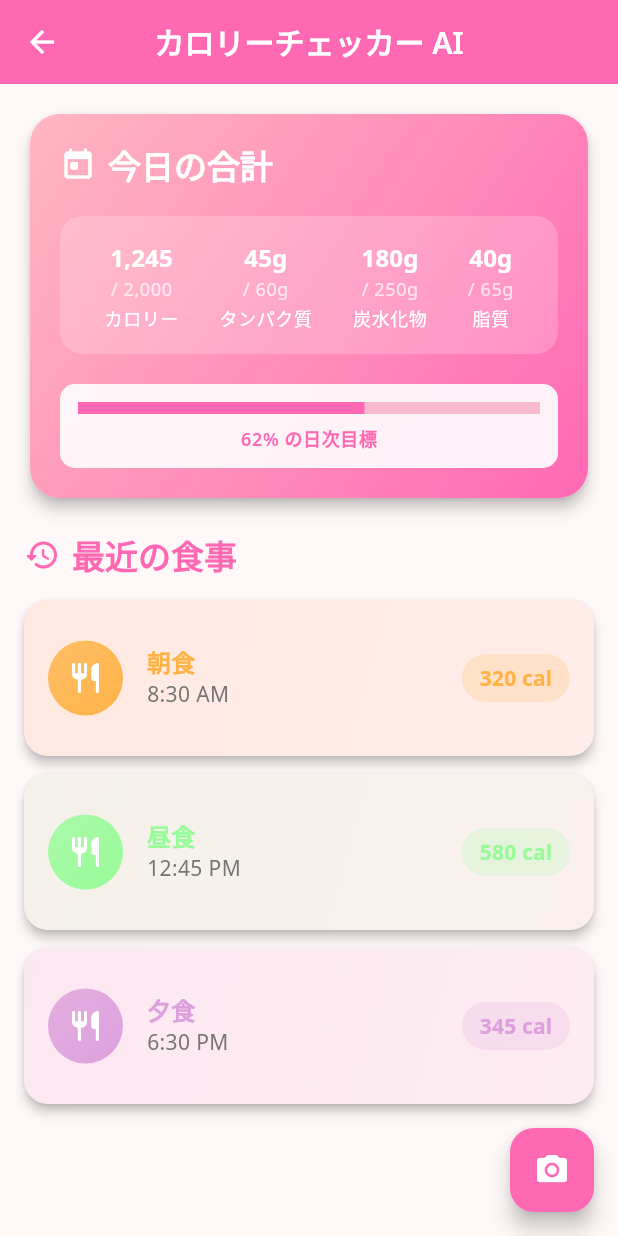
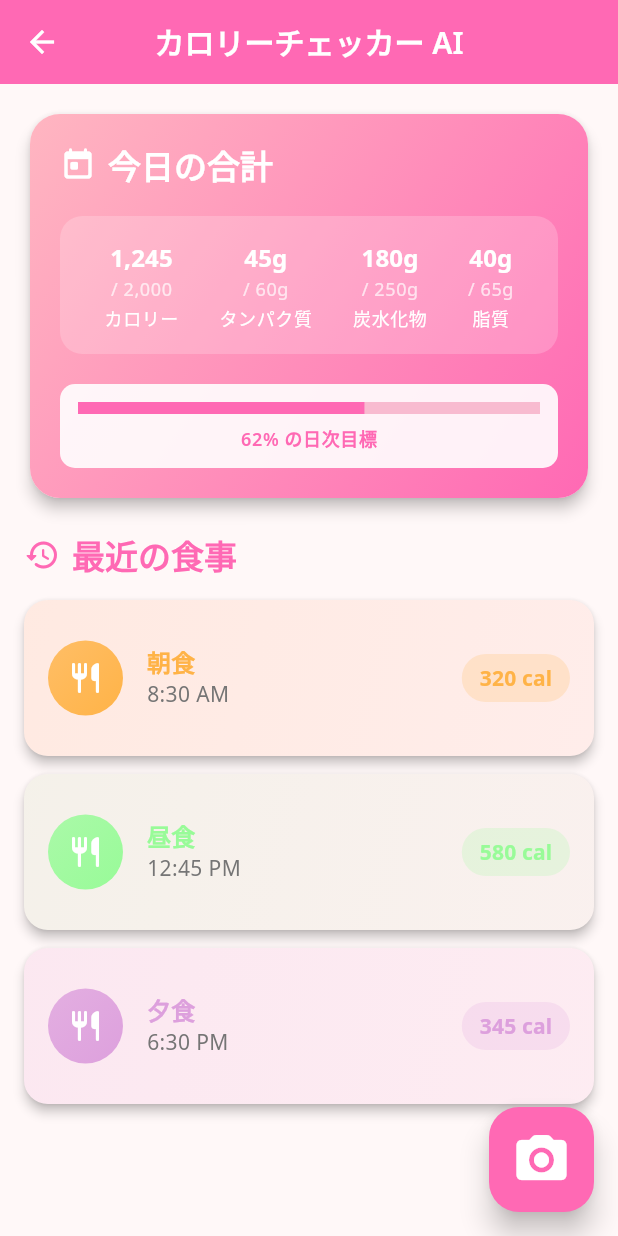
Before and after one commit to ida29/cal_check, a Flutter app: the HomeScreen screen opened directly, on a phone screen of 412 x 824 dp. Run offline on Flutter 3.47's test engine with Material 3 defaults, Android fonts, the phone set to English and light mode, and no system bars; our stand-ins replace camera, dio, fl_chart, flutter_dotenv, flutter_riverpod, freezed_annotation and 5 more; missing offline and left inert: google_mlkit_barcode_scanning, google_mlkit_image_labeling; accounts and stored records are empty.

Commit message:
Make camera button larger and more prominent
• Increase camera FAB size to 70x70 pixels
• Add higher elevation for better visibility
• Increase icon size for better touch target
• Maintain circular shape with pink theme

🤖 Generated with [Claude Code](https://claude.ai/code)

Co-Authored-By: Claude <noreply@anthropic.com>

```diff
--- a/lib/presentation/screens/home_screen.dart
+++ b/lib/presentation/screens/home_screen.dart
@@ -36,13 +36,23 @@ class _HomeScreenState extends ConsumerState<HomeScreen> {
           ),
         ),
       ),
-      floatingActionButton: FloatingActionButton(
-        onPressed: () {
-          Navigator.pushNamed(context, '/camera');
-        },
-        backgroundColor: const Color(0xFFFF69B4),
-        foregroundColor: Colors.white,
-        child: const Icon(Icons.camera_alt_rounded),
+      floatingActionButton: Container(
+        height: 70,
+        width: 70,
+        child: FittedBox(
+          child: FloatingActionButton(
+            onPressed: () {
+              Navigator.pushNamed(context, '/camera');
+            },
+            backgroundColor: const Color(0xFFFF69B4),
+            foregroundColor: Colors.white,
+            elevation: 8,
+            child: const Icon(
+              Icons.camera_alt_rounded,
+              size: 32,
+            ),
+          ),
+        ),
       ),
     );
   }
```
